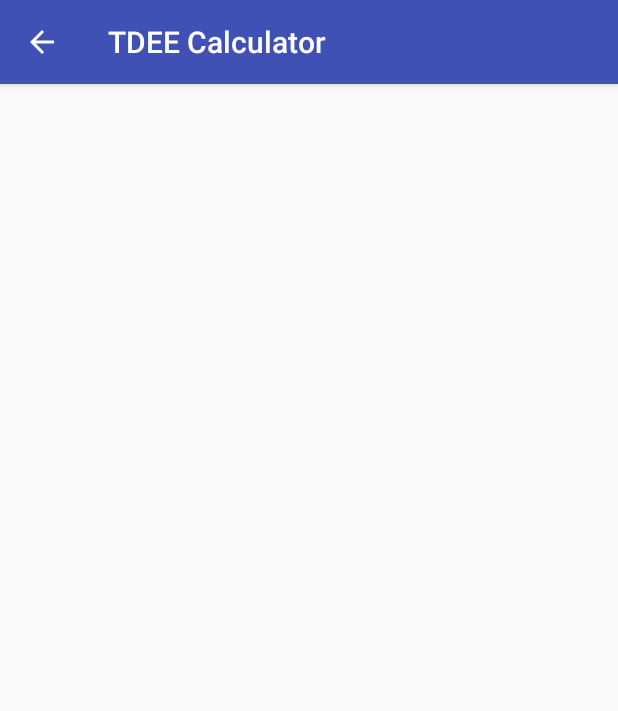
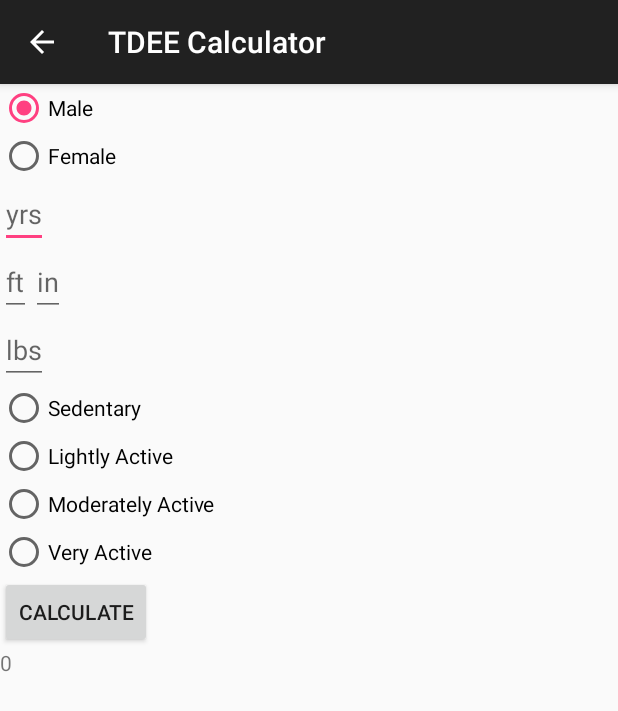
Before and after one commit to Larry-Osakwe/BetterSelf, an Android app: the EatActivity screen opened directly, with no data from a screen before it, on a phone screen of 412 x 824 dp. Shown: the top 711 px of the screen. Run offline under Robolectric (Android 15) with nearby library versions, the phone set to English and light mode, and no system bars.

```diff
--- a/app/src/main/res/layout/activity_eat.xml
+++ b/app/src/main/res/layout/activity_eat.xml
@@ -1,9 +1,107 @@
 <?xml version="1.0" encoding="utf-8"?>
-<android.support.constraint.ConstraintLayout xmlns:android="http://schemas.android.com/apk/res/android"
+<LinearLayout xmlns:android="http://schemas.android.com/apk/res/android"
     xmlns:app="http://schemas.android.com/apk/res-auto"
     xmlns:tools="http://schemas.android.com/tools"
     android:layout_width="match_parent"
     android:layout_height="match_parent"
+    android:orientation="vertical"
     tools:context="com.larry.osakwe.betterself.EatActivity">
 
-</android.support.constraint.ConstraintLayout>
+
+    <RadioGroup
+        android:id="@+id/male_or_female"
+        android:layout_width="wrap_content"
+        android:layout_height="wrap_content">
+
+        <RadioButton
+            android:id="@+id/male"
+            android:layout_width="wrap_content"
+            android:layout_height="wrap_content"
+            android:text="Male"
+            android:checked="true"/>
+
+        <RadioButton
+            android:id="@+id/female"
+            android:layout_width="wrap_content"
+            android:layout_height="wrap_content"
+            android:text="Female" />
+
+
+    </RadioGroup>
+
+    <EditText
+        android:id="@+id/age"
+        android:layout_width="wrap_content"
+        android:layout_height="wrap_content"
+        android:hint="yrs"
+        android:inputType="number" />
+
+    <LinearLayout
+        android:layout_width="wrap_content"
+        android:layout_height="wrap_content"
+        android:orientation="horizontal">
+
+        <EditText
+            android:id="@+id/feet"
+            android:layout_width="wrap_content"
+            android:layout_height="wrap_content"
+            android:hint="ft"
+            android:inputType="number" />
+
+        <EditText
+            android:id="@+id/inches"
+            android:layout_width="wrap_content"
+            android:layout_height="wrap_content"
+            android:hint="in"
+            android:inputType="number" />
+
+
+    </LinearLayout>
+
+    <EditText
+        android:id="@+id/weight"
+        android:layout_width="wrap_content"
+        android:layout_height="wrap_content"
+        android:hint="lbs"
+        android:inputType="number" />
+
+    <RadioGroup
+        android:layout_width="wrap_content"
+        android:layout_height="wrap_content">
+
+        <RadioButton
+            android:layout_width="wrap_content"
+            android:layout_height="wrap_content"
+            android:text="Sedentary" />
+
+        <RadioButton
+            android:layout_width="wrap_content"
+            android:layout_height="wrap_content"
+            android:text="Lightly Active" />
+
+        <RadioButton
+            android:layout_width="wrap_content"
+            android:layout_height="wrap_content"
+            android:text="Moderately Active" />
+
+        <RadioButton
+            android:layout_width="wrap_content"
+            android:layout_height="wrap_content"
+            android:text="Very Active" />
+
+    </RadioGroup>
+
+    <Button
+        android:id="@+id/calculate"
+        android:layout_width="wrap_content"
+        android:layout_height="wrap_content"
+        android:text="Calculate"/>
+
+    <TextView
+        android:id="@+id/tdee"
+        android:layout_width="wrap_content"
+        android:layout_height="wrap_content"
+        android:text="0"/>
+
+
+</LinearLayout>
--- a/app/src/main/res/layout/activity_main.xml
+++ b/app/src/main/res/layout/activity_main.xml
@@ -4,7 +4,7 @@
     xmlns:tools="http://schemas.android.com/tools"
     android:layout_width="match_parent"
     android:layout_height="match_parent"
-    android:background="#FFFFFF"
+    android:background="#303030"
     android:orientation="vertical"
     tools:context="com.larry.osakwe.betterself.MainActivity">
 
--- a/app/src/main/res/values/colors.xml
+++ b/app/src/main/res/values/colors.xml
@@ -1,6 +1,6 @@
 <?xml version="1.0" encoding="utf-8"?>
 <resources>
-    <color name="colorPrimary">#3F51B5</color>
-    <color name="colorPrimaryDark">#303F9F</color>
+    <color name="colorPrimary">#212121</color>
+    <color name="colorPrimaryDark">#000000</color>
     <color name="colorAccent">#FF4081</color>
 </resources>
```
Also changed, not shown: app/src/main/java/com/larry/osakwe/betterself/EatActivity.java (+81 -1 lines).
